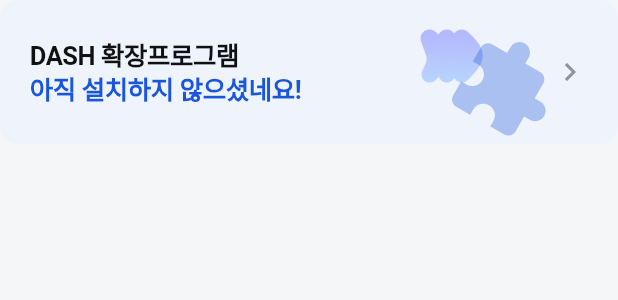
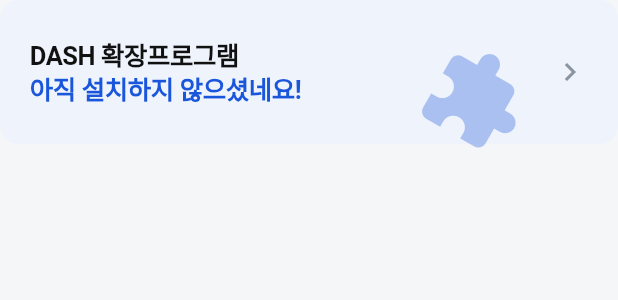
Before and after one commit to roddbstn/Dash-, a Flutter app: the _ExtensionBanner widget shown alone on an empty page, opened directly with empty values, on a phone screen of 412 x 824 dp. Shown: the top 300 px of the screen. Run offline on Flutter 3.47's test engine with Material 3 defaults, Android fonts, the phone set to English and light mode, and no system bars; our stand-ins replace app_links, firebase_analytics, firebase_auth, firebase_core, firebase_crashlytics, firebase_messaging and 4 more; missing offline and left inert: encrypt; accounts and stored records are empty; network calls fail.

Commit message:
style(ui): remove DASH logo from banner and adjust single extension icon layout

```diff
--- a/dash_mobile/lib/screens/profile_tab.dart
+++ b/dash_mobile/lib/screens/profile_tab.dart
@@ -1180,7 +1180,7 @@
               ),
             ),
             const SizedBox(width: 16),
-            // 두 아이콘 겹침 장식 (대각선 나란히 배열)
+            // 확장프로그램 단일 아이콘 장식 (왼쪽 및 아래로 치우침)
             SizedBox(
               width: 56,
               height: 56,
@@ -1188,23 +1188,8 @@
                 clipBehavior: Clip.none,
                 children: [
                   Positioned(
-                    left: -28,
-                    top: -16,
-                    child: Opacity(
-                      opacity: 0.32,
-                      child: Transform.rotate(
-                        angle: 30 * pi / 180,
-                        child: Image.asset(
-                          'assets/icons/logo_transparent.png',
-                          width: 68,
-                          height: 68,
-                        ),
-                      ),
-                    ),
-                  ),
-                  Positioned(
-                    left: 12,
-                    bottom: -16,
+                    left: -8,
+                    bottom: -24,
                     child: Opacity(
                       opacity: 0.32,
                       child: Transform.rotate(
```
